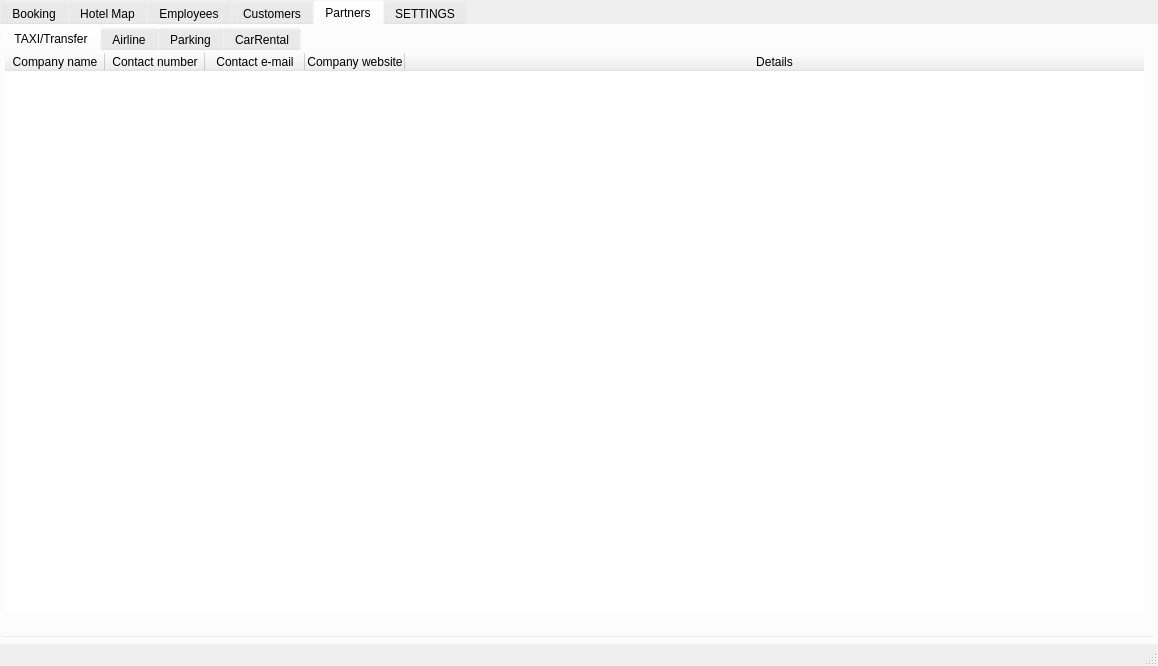
This is mainwindow.ui in maksymba0/MXHotel as Qt 5 draws it before an edit. The edited form follows.
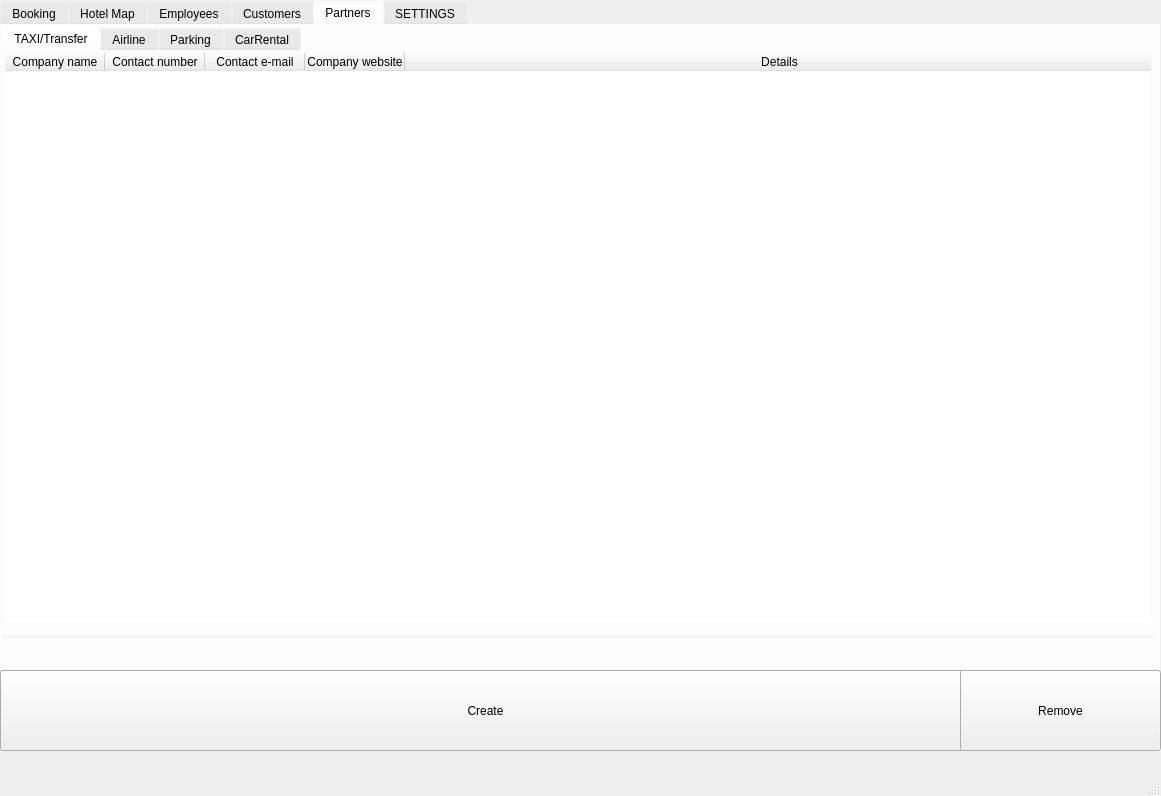
This is the edited form. The open tabs and pages were chosen to show the change. Icons and pictures are not drawn.

Commit message: Updated Partners. Created Customer object and table. Create and add to DB.

Patch:
```diff
--- a/mainwindow.ui
+++ b/mainwindow.ui
@@ -6,8 +6,8 @@
    <rect>
     <x>0</x>
     <y>0</y>
-    <width>1158</width>
-    <height>666</height>
+    <width>1161</width>
+    <height>796</height>
    </rect>
   </property>
   <property name="windowTitle">
@@ -2308,8 +2308,8 @@
          <rect>
           <x>0</x>
           <y>0</y>
-          <width>1141</width>
-          <height>561</height>
+          <width>1151</width>
+          <height>571</height>
          </rect>
         </property>
         <attribute name="horizontalHeaderStretchLastSection">
@@ -2512,6 +2512,32 @@
      </widget>
     </widget>
    </widget>
+   <widget class="QPushButton" name="pushButton_13">
+    <property name="geometry">
+     <rect>
+      <x>0</x>
+      <y>670</y>
+      <width>971</width>
+      <height>81</height>
+     </rect>
+    </property>
+    <property name="text">
+     <string>Create</string>
+    </property>
+   </widget>
+   <widget class="QPushButton" name="pushButton_14">
+    <property name="geometry">
+     <rect>
+      <x>960</x>
+      <y>670</y>
+      <width>201</width>
+      <height>81</height>
+     </rect>
+    </property>
+    <property name="text">
+     <string>Remove</string>
+    </property>
+   </widget>
   </widget>
   <widget class="QMenuBar" name="menubar">
    <property name="enabled">
```
Left out of the diff: 6 changed lines with no effect on the pictures. The commit also changes 23 other files.
